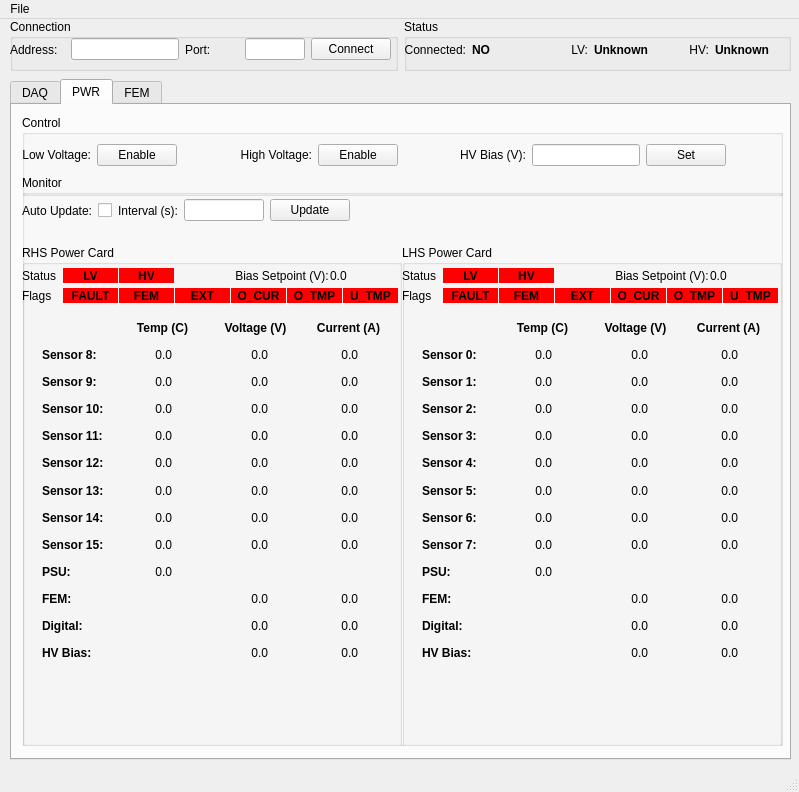
This is python/src/LpdFemGui/LpdFemGuiMainWindow.ui in stfc-aeg/lpd-detector as Qt 5 draws it before an edit. The edited form follows.
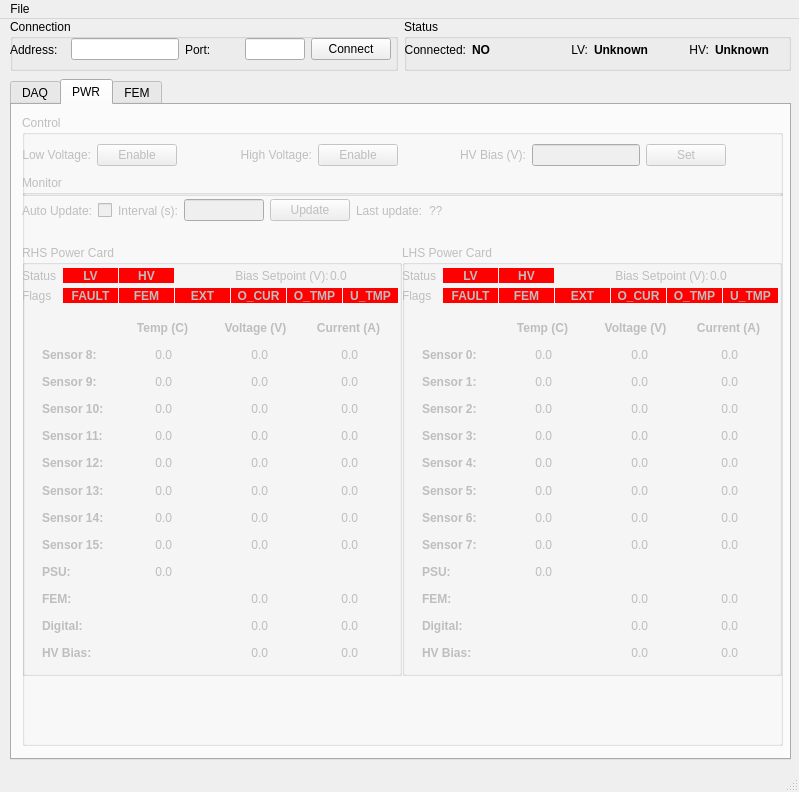
This is the edited form. The open tabs and pages were chosen to show the change.

```diff
--- a/python/src/LpdFemGui/LpdFemGuiMainWindow.ui
+++ b/python/src/LpdFemGui/LpdFemGuiMainWindow.ui
@@ -832,7 +832,7 @@
      </attribute>
      <widget class="QGroupBox" name="pwrControlGroupBox">
       <property name="enabled">
-       <bool>true</bool>
+       <bool>false</bool>
       </property>
       <property name="geometry">
        <rect>
@@ -998,6 +998,9 @@
       </widget>
      </widget>
      <widget class="QGroupBox" name="pwrMonitorGroupBox">
+      <property name="enabled">
+       <bool>false</bool>
+      </property>
       <property name="geometry">
        <rect>
         <x>10</x>
@@ -1069,6 +1072,20 @@
           </property>
          </widget>
         </item>
+        <item>
+         <widget class="QLabel" name="label_78">
+          <property name="text">
+           <string>Last update:</string>
+          </property>
+         </widget>
+        </item>
+        <item>
+         <widget class="QLabel" name="lastUpdate">
+          <property name="text">
+           <string>??</string>
+          </property>
+         </widget>
+        </item>
         <item>
          <spacer name="horizontalSpacer">
           <property name="orientation">
@@ -1090,7 +1107,7 @@
          <x>0</x>
          <y>70</y>
          <width>380</width>
-         <height>521</height>
+         <height>431</height>
         </rect>
        </property>
        <property name="sizePolicy">
@@ -1661,7 +1678,7 @@
           </widget>
          </item>
          <item row="3" column="2">
-          <widget class="QLabel" name="rhsSensorCur2">
+          <widget class="QLabel" name="rhsSensorVolt2">
            <property name="text">
             <string>0.0</string>
            </property>
@@ -1891,7 +1908,7 @@
           </spacer>
          </item>
          <item row="3" column="1">
-          <widget class="QLabel" name="rhsSensorVolt2">
+          <widget class="QLabel" name="rhsSensorTemp2">
            <property name="text">
             <string>0.0</string>
            </property>
@@ -1972,7 +1989,7 @@
           </widget>
          </item>
          <item row="3" column="3">
-          <widget class="QLabel" name="rhsSensorTemp2">
+          <widget class="QLabel" name="rhsSensorCur2">
            <property name="text">
             <string>0.0</string>
            </property>
@@ -2271,7 +2288,7 @@
          <x>380</x>
          <y>70</y>
          <width>380</width>
-         <height>521</height>
+         <height>431</height>
         </rect>
        </property>
        <property name="sizePolicy">
@@ -2842,7 +2859,7 @@
           </widget>
          </item>
          <item row="3" column="2">
-          <widget class="QLabel" name="lhsSensorCur2">
+          <widget class="QLabel" name="lhsSensorVolt2">
            <property name="text">
             <string>0.0</string>
            </property>
@@ -3072,7 +3089,7 @@
           </spacer>
          </item>
          <item row="3" column="1">
-          <widget class="QLabel" name="lhsSensorVolt2">
+          <widget class="QLabel" name="lhsSensorTemp2">
            <property name="text">
             <string>0.0</string>
            </property>
@@ -3153,7 +3170,7 @@
           </widget>
          </item>
          <item row="3" column="3">
-          <widget class="QLabel" name="lhsSensorTemp2">
+          <widget class="QLabel" name="lhsSensorCur2">
            <property name="text">
             <string>0.0</string>
            </property>
```
Left out of the diff: 24 changed lines with no effect on the pictures.
